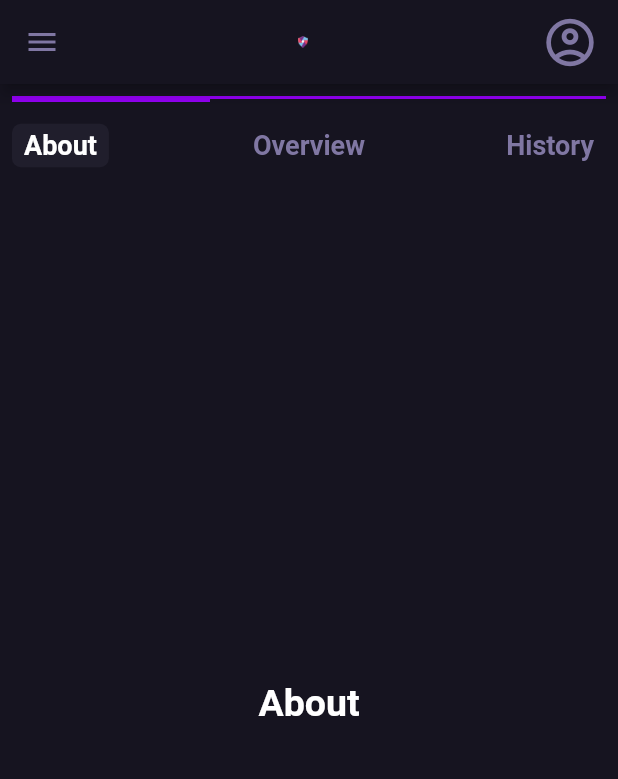
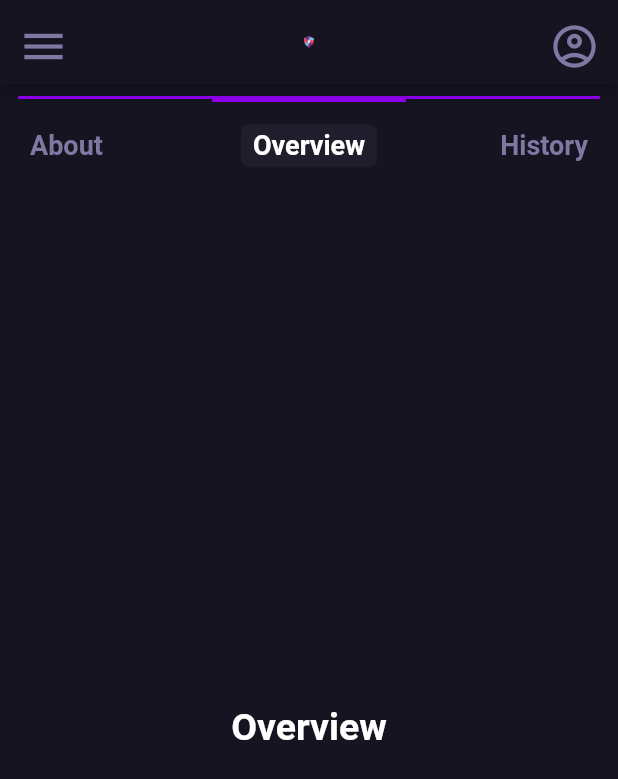
Before and after one commit to avme/avme-wallet-mobile, a Flutter app: the AppScaffold screen opened directly, on a phone screen of 412 x 824 dp. Shown: the top 779 px of the screen. Run offline on Flutter 3.47's test engine with Material 2 defaults, Android fonts, the phone set to English and light mode, and no system bars; our stand-ins replace after_layout, decimal, fl_chart, flutter_dotenv, flutter_spinkit, font_awesome_flutter and 6 more; missing offline and left inert: aes_crypt, bip32, bip39, dart:ffi, qr_code_scanner, web3dart; accounts and stored records are empty; generated files the repository leaves out were written again; Roboto replaces fonts that are missing (Roboto Mono).

Commit message:
App Scaffold's layout has been tweaked to be more faithful to the original design.

```diff
--- a/lib/app/screens/prototype/app_scaffold.dart
+++ b/lib/app/screens/prototype/app_scaffold.dart
@@ -1,17 +1,45 @@
+import 'package:avme_wallet/app/lib/utils.dart';
 import 'package:avme_wallet/app/screens/widgets/custom_widgets.dart';
 import 'package:avme_wallet/app/screens/widgets/drawer_scaffold.dart';
 import 'package:avme_wallet/app/screens/widgets/theme.dart';
 import 'package:flutter/material.dart';
 
 class AppScaffold extends StatelessWidget {
+
+  final double appBarWidth = 12;
+  // final ButtonStyle appBarButtonStyle = TextButton.styleFrom(
+  //   padding: EdgeInsets.all(0),
+  //   backgroundColor: Colors.red,
+  //   textStyle: TextStyle(
+  //   ),
+  //   minimumSize: Size(0,10)
+  // );
   @override
   Widget build(BuildContext context) {
     return Scaffold(
       appBar: AppBar(
+        automaticallyImplyLeading: false,
         iconTheme: IconThemeData(
           color: AppColors.labelDefaultColor
         ),
-        title:
+        titleSpacing: appBarWidth,
+        /// We're populating this property with a Row widget and a Pad widget to
+        ///match the original design, since flutter doesn't allow any widget
+        ///besides PreferredSizeWidet and AppState.
+        title: Row(
+          mainAxisAlignment: MainAxisAlignment.spaceBetween,
+          children: [
+            Builder(
+              builder: (BuildContext context) {
+                return AppBarButton(
+                  mainAxisAlignment: MainAxisAlignment.start,
+                  onPressed: (){
+                    Scaffold.of(context).openDrawer();
+                  },
+                  icon: Icon(Icons.menu, size: 34,),
+                );
+              },
+            ),
             Center(
                 child: Image.asset(
                   'assets/resized-newlogo02-trans.png',
@@ -19,18 +47,22 @@ class AppScaffold extends StatelessWidget {
                   fit: BoxFit.fitHeight,)
             ),
             ///Changing Icon in the second drawer
-        actions: [
             Builder(
               builder: (BuildContext context) {
-              return TextButton(
+                return AppBarButton(
+                  mainAxisAlignment: MainAxisAlignment.end,
                   onPressed: (){
                     Scaffold.of(context).openEndDrawer();
                   },
-                child: Icon(Icons.account_circle_outlined,
-                  size: 38,)
+                  icon: Icon(Icons.account_circle_outlined, size: 34,),
                 );
               },
-          )
+            ),
+          ],
+        ),
+        ///We set a empty container to overwrite the "auto" hamburger/menu icon
+        actions: [
+          Container(),
         ],
       ),
       ///Drawer in the Left Side
@@ -38,6 +70,7 @@ class AppScaffold extends StatelessWidget {
       ///Drawer in the Right Side
       endDrawer: AppDrawer({"Example 1" : Container()}),
       body: AppTabBar(
+        padding: appBarWidth,
         tabs: {
           'About' : Center(
             child: Text(
@@ -66,17 +99,45 @@ class AppScaffold extends StatelessWidget {
               ),
             ),
           ),
-
         }
       ),
     );
   }
 }
 
+class AppBarButton extends StatelessWidget {
+
+  final Function onPressed;
+  final MainAxisAlignment mainAxisAlignment;
+  final Icon icon;
+  const AppBarButton({@required this.onPressed, @required this.mainAxisAlignment, @required this.icon});
+  @override
+  Widget build(BuildContext context) {
+    return InkWell(
+      splashColor: Colors.transparent,
+      highlightColor: Colors.transparent,
+      onTap: this.onPressed,
+      child: SizedBox(
+        width: MediaQuery.of(context).padding.top + kToolbarHeight * 1 / 1.5,
+        height: MediaQuery.of(context).padding.top + kToolbarHeight * 1 / 2,
+        child: Container(
+            child: Row(
+              mainAxisAlignment: this.mainAxisAlignment,
+              children: [
+                this.icon
+              ],
+            )
+        ),
+      ),
+    );
+  }
+}
+
+
 class AppTabBar extends StatefulWidget {
   final Map<String, Widget> tabs;
-
-  const AppTabBar({@required this.tabs});
+  final double padding;
+  const AppTabBar({@required this.tabs, @required this.padding});
   @override
   _AppTabBarState createState() => _AppTabBarState();
 }
@@ -87,7 +148,11 @@ class _AppTabBarState extends State<AppTabBar>
   TabController _tabController;
   @override
   void initState() {
-    _tabController = TabController(length: widget.tabs.length, vsync: this);
+    _tabController = TabController(
+      length: widget.tabs.length,
+      vsync: this,
+      initialIndex: 1,
+    );
     _tabController.addListener(() {
       ///Empty setstate to update our selected tab
       setState(() {});
@@ -103,12 +168,14 @@ class _AppTabBarState extends State<AppTabBar>
 
   @override
   Widget build(BuildContext context) {
-    return Padding(
-      padding: const EdgeInsets.all(8.0),
-      child: Column(
+    return Column(
       children: [
-          Container(
+        Padding(
+          // padding: const EdgeInsets.all(8.0),
+          padding: EdgeInsets.symmetric(vertical: 8.0, horizontal: widget.padding),
+          child: Container(
             decoration: BoxDecoration(
+              // color: Colors.red,
               border: Border(
                 top: BorderSide(
                     color: AppColors.purple,
@@ -121,6 +188,8 @@ class _AppTabBarState extends State<AppTabBar>
                 splashColor: Colors.transparent,
                 highlightColor: Colors.transparent,
               ),
+              child: Padding(
+                padding: const EdgeInsets.only(bottom:16.0),
                 child: TabBar(
                   labelPadding: EdgeInsets.only(top:8),
                   controller: _tabController,
@@ -139,18 +208,19 @@ class _AppTabBarState extends State<AppTabBar>
                 ),
               ),
             ),
+          ),
+        ),
         Expanded(
           child: TabBarView(
             controller: _tabController,
-              children: getTabList()
+            children: getTabWidgets()
           ),
         ),
       ]
-      )
     );
   }
 
-  List<Widget> getTabList()
+  List<Widget> getTabWidgets()
   {
     List<Widget> _tabs = [];
     widget.tabs.forEach((key, widget) {
@@ -169,7 +239,7 @@ class _AppTabBarState extends State<AppTabBar>
           child:
             Row(
               // crossAxisAlignment: CrossAxisAlignment,
-              mainAxisAlignment: pos == 0 ? MainAxisAlignment.start : pos == 1 ? MainAxisAlignment.center : pos == 2 ? MainAxisAlignment.end : null,
+              mainAxisAlignment: pos == 0 ? MainAxisAlignment.start : pos != widget.tabs.length - 1 ? MainAxisAlignment.center : MainAxisAlignment.end,
               // mainAxisSize: MainAxisSize.min,
               children: [
                 Container(
@@ -196,7 +266,6 @@ class _AppTabBarState extends State<AppTabBar>
         );
       pos++;
     });
-
     return _labels;
   }
 }
--- a/lib/app/screens/tabswallet.dart
+++ b/lib/app/screens/tabswallet.dart
@@ -1,6 +1,5 @@
 import 'package:avme_wallet/app/model/app.dart';
 import 'package:avme_wallet/app/screens/prototype/app_scaffold.dart';
-import 'package:avme_wallet/app/screens/prototype/tab_bar_controller.dart';
 import 'package:avme_wallet/app/screens/tabs/accounts_old.dart';
 import 'package:avme_wallet/app/screens/widgets/drawer_scaffold.dart';
 // import 'package:avme_wallet/app/screens/widgets/tab_scaffold.dart';
@@ -20,7 +19,6 @@ class _TabsWalletState extends State<TabsWallet>{
   // List of Tabs
   final Map<String,Widget> routes = {
     "PROTOTYPE: APP SCAFFOLD" : AppScaffold(),
-    "PROTOTYPE: APP TAB BAR" : StackOver(),
     "ACCOUNTS OLD" : AccountsOld(),
     "ACCOUNTS" : Accounts(),
     "BALANCE" : Balance(),
```
Also changed, not shown: lib/app/screens/prototype/tab_bar_controller.dart (deleted, +0 -105 lines). Lines whose indentation alone changed are shown as unchanged.
